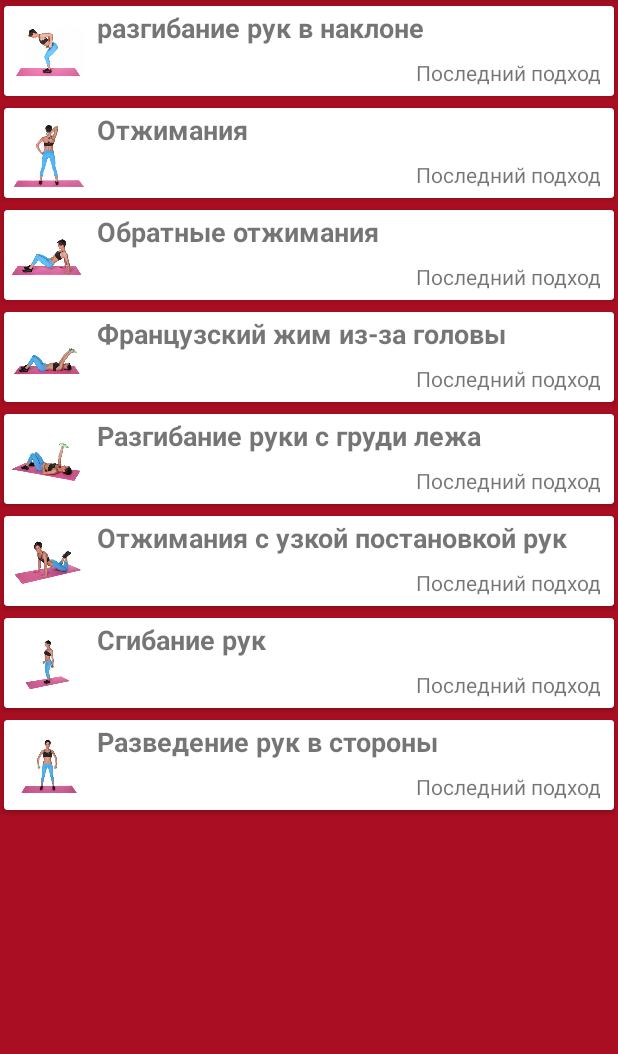
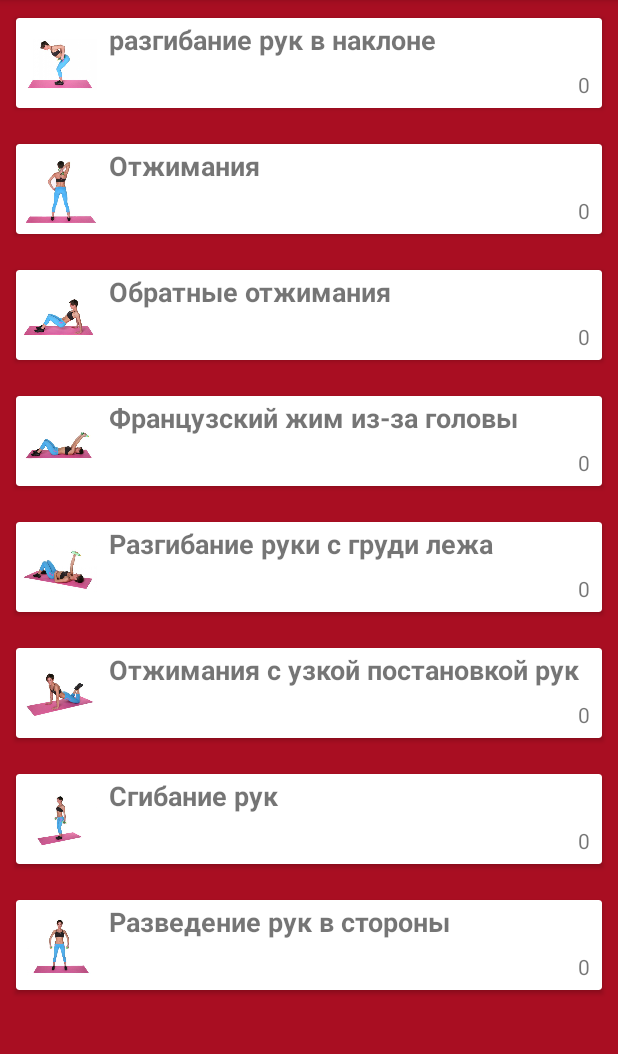
Before and after one commit to Chmoqq/Android1, an Android app: the StrengthListActivity screen opened directly, with no data from a screen before it, on a phone screen of 412 x 824 dp, the part 84-1138 px from its top. Run offline under Robolectric (Android 15) with nearby library versions, the phone set to English and light mode, and no system bars.

Commit message:
Added RecyclerView

```diff
--- a/app/build.gradle
+++ b/app/build.gradle
@@ -26,4 +26,5 @@ dependencies {
     androidTestImplementation 'com.android.support.test:runner:1.0.1'
     androidTestImplementation 'com.android.support.test.espresso:espresso-core:3.0.1'
     implementation 'com.android.support:cardview-v7:26.1.0'
+    implementation 'com.android.support:recyclerview-v7:26.1.0'
 }
--- a/app/src/main/java/com/example/ivan/lesson1/ActivityButton/StrengthListActivity.java
+++ b/app/src/main/java/com/example/ivan/lesson1/ActivityButton/StrengthListActivity.java
@@ -1,17 +1,19 @@
 package com.example.ivan.lesson1.ActivityButton;
 
 
+import android.content.Context;
+import android.content.Intent;
 import android.os.Bundle;
 import android.support.annotation.Nullable;
 import android.support.v7.app.AppCompatActivity;
-import android.util.Log;
+import android.support.v7.widget.LinearLayoutManager;
+import android.support.v7.widget.RecyclerView;
+import android.view.LayoutInflater;
 import android.view.View;
-import android.widget.FrameLayout;
+import android.view.ViewGroup;
 import android.widget.ImageView;
-import android.widget.LinearLayout;
 import android.widget.TextView;
 
-import com.example.ivan.lesson1.MainActivity;
 import com.example.ivan.lesson1.R;
 import com.example.ivan.lesson1.model.Workout;
 import com.example.ivan.lesson1.model.WorkoutList;
@@ -21,8 +23,9 @@ import java.util.List;
 
 
 public class StrengthListActivity extends AppCompatActivity {
-    String TAG = "StrengthListActivity";
-    List<View> childs = new ArrayList<>();
+    List<StrengthWorkoutViewHolder> children = new ArrayList<>();
+    private RecyclerView strength_list;
+    private WorkoutAdapter adapter;
 
     @Override
     protected void onResume() {
@@ -32,8 +35,12 @@ public class StrengthListActivity extends AppCompatActivity {
         for (int i = 0; i < workoutList.size(); i++) {
             Workout w = workoutList.get(i);
 
-            if (w.getCompletedCount() > 0)
-                ((TextView)childs.get(i).findViewById(R.id.last_approach_view)).setText(String.format("Последний подход %d раз", w.getLastWorkout()));
+            if (w.getCompletedCount() > 0) {
+//                ((TextView) children.get(i).findViewById(R.id.last_approach_view)).setText(String.format("Последний подход %d раз", w.getLastWorkout()));
+                   children.get(i).recordTextView.setText(String.format("Последний подход %d раз", w.getLastWorkout()));
+            } else {
+                continue;
+            }
         }
     }
 
@@ -42,29 +49,68 @@ public class StrengthListActivity extends AppCompatActivity {
         super.onCreate(savedInstanceState);
         setContentView(R.layout.activity_strength_list);
 
-        LinearLayout parent = findViewById(R.id.strength_list);
+        strength_list = findViewById(R.id.strength_list);
+        adapter = new WorkoutAdapter(WorkoutList.getInstance().getWorkouts(), this);
+        LinearLayoutManager manager = new LinearLayoutManager(this);
 
-        List<Workout> workoutList = WorkoutList.getInstance().getWorkouts();
-        for (int i = 0; i < workoutList.size(); i++) {
-            Workout w = workoutList.get(i);
-            View child = View.inflate(this, R.layout.single_workout, null);
-            childs.add(child);
+        strength_list.setLayoutManager(manager);
+        strength_list.setAdapter(adapter);
 
-            // сеттеры
-            ((TextView)child.findViewById(R.id.list_item_title_text_view1)).setText(w.getTitle());
-            ((ImageView)child.findViewById(R.id.list_item_image_view)).setImageResource(w.getImage());
+    }
 
-            //
-            final int index = i;
-            child.setOnClickListener(new View.OnClickListener() {
+    private class WorkoutAdapter extends RecyclerView.Adapter<StrengthWorkoutViewHolder> {
+        List<Workout> workouts;
+        Context context;
+
+        public WorkoutAdapter(List<Workout> workouts, Context context) {
+            this.workouts = workouts;
+            this.context = context;
+        }
+
+        @Override
+        public StrengthWorkoutViewHolder onCreateViewHolder(ViewGroup parent, int viewType) {
+            View itemView = LayoutInflater.from(parent.getContext()).inflate(R.layout.single_workout, parent, false);
+            return new StrengthWorkoutViewHolder(itemView);
+        }
+
+        @Override
+        public void onBindViewHolder(StrengthWorkoutViewHolder holder, final int position) {
+            children.add(holder);
+            holder.imageView.setImageResource(workouts.get(position).getImage());
+            holder.titleTextView.setText(workouts.get(position).getTitle());
+            if (workouts.get(position).getLastWorkout() == 0) {
+                holder.recordTextView.setText("0");
+            } else {
+                holder.recordTextView.setText(workouts.get(position).getLastWorkout());
+            }
+            holder.itemView.setOnClickListener(new View.OnClickListener() {
                 @Override
                 public void onClick(View view) {
-                    WorkoutInformationActivity.start(StrengthListActivity.this, index);
-                    Log.d(TAG, "Workout " + index + " clicked");
+                    WorkoutInformationActivity.start(context, position);
                 }
             });
+        }
 
-            parent.addView(child);
+        @Override
+        public int getItemCount() {
+            if (workouts != null) {
+                return workouts.size();
+            } else {
+                return 0;
+            }
+        }
+    }
+
+    private class StrengthWorkoutViewHolder extends RecyclerView.ViewHolder {
+        ImageView imageView;
+        TextView titleTextView;
+        TextView recordTextView;
+
+        public StrengthWorkoutViewHolder(View itemView) {
+            super(itemView);
+            this.imageView = itemView.findViewById(R.id.list_item_image_view);
+            this.titleTextView = itemView.findViewById(R.id.list_item_title_text_view1);
+            this.recordTextView = itemView.findViewById(R.id.last_approach_view);
         }
     }
 }
--- a/app/src/main/java/com/example/ivan/lesson1/model/Workout.java
+++ b/app/src/main/java/com/example/ivan/lesson1/model/Workout.java
@@ -30,13 +30,13 @@ public class Workout {
         return image;
     }
 
-    public int getRepCount() {
-        return repCount;
-    }
-
-    public void setRepCount(int repCount) {
-        this.repCount = repCount;
-    }
+//    public int getRepCount() {
+//        return repCount;
+//    }
+//
+//    public void setRepCount(int repCount) {
+//        this.repCount = repCount;
+//    }
 
     public int getCompletedCount() { return this.completedCount; }
 
--- a/app/src/main/res/layout/activity_strength_list.xml
+++ b/app/src/main/res/layout/activity_strength_list.xml
@@ -6,9 +6,13 @@
     android:background="@color/colorPrimary">
 
     <LinearLayout xmlns:android="http://schemas.android.com/apk/res/android"
-        android:id="@+id/strength_list"
         android:layout_width="match_parent"
         android:layout_height="match_parent"
-        android:orientation="vertical" />
+        android:orientation="vertical" >
+        <android.support.v7.widget.RecyclerView
+            android:id="@+id/strength_list"
+            android:layout_width="match_parent"
+            android:layout_height="match_parent"/>
+    </LinearLayout>
 
 </ScrollView>
```
